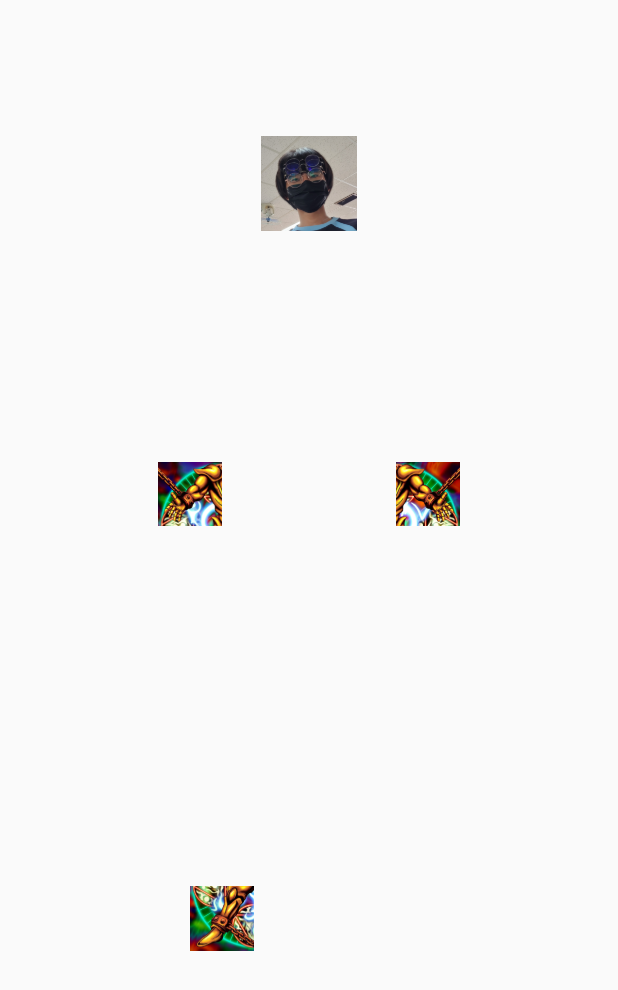
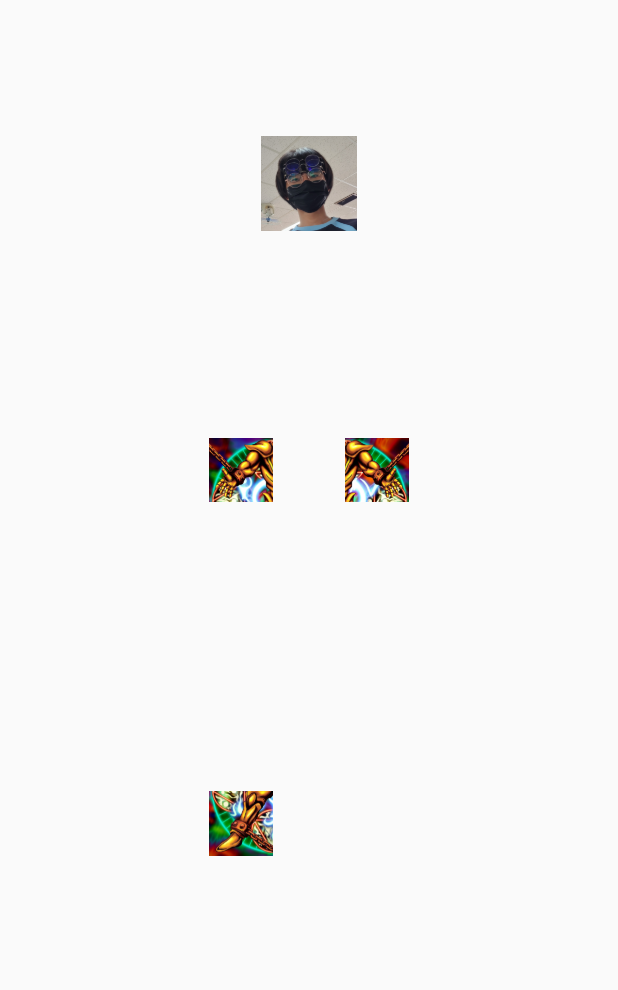
Before and after one commit to Yoochanhong/Parts_Project, a Flutter app: the screen it shows after launch, on a phone screen of 412 x 824 dp. Shown: the top 990 px of the screen. Run offline on Flutter 3.47's test engine with Material 2 defaults, Android fonts, the phone set to English and light mode, and no system bars; our stand-ins replace flutter_screenutil.

Commit message:
:: Stack으로 더 깔끔하게 배치

```diff
--- a/lib/main.dart
+++ b/lib/main.dart
@@ -30,7 +30,12 @@ class MyHomePage extends StatelessWidget {
     return Scaffold(
       body: Container(
         child: Center(
+          child: Stack(
+            clipBehavior: Clip.none,
+            children: [
+              Center(
                 child: Column(
+                  mainAxisAlignment: MainAxisAlignment.start,
                   children: [
                     TextButton(
                       onPressed: () {
@@ -46,10 +51,13 @@ class MyHomePage extends StatelessWidget {
                         image: AssetImage('assets/head.png'),
                       ),
                     ),
-              Row(
-                mainAxisAlignment: MainAxisAlignment.spaceEvenly,
-                children: [
-                  TextButton(
+                  ],
+                ),
+              ),
+              Positioned(
+                left: 600.0.w,
+                top: 300.0.h,
+                child: TextButton(
                   onPressed: () {
                     launchURL(huibeom);
                   },
@@ -59,7 +67,11 @@ class MyHomePage extends StatelessWidget {
                     image: AssetImage('assets/leftarm.png'),
                   ),
                 ),
-                  TextButton(
+              ),
+              Positioned(
+                right: 600.0.w,
+                top: 300.0.h,
+                child: TextButton(
                   onPressed: () {
                     launchURL(sanggu);
                   },
@@ -73,14 +85,11 @@ class MyHomePage extends StatelessWidget {
                     image: AssetImage('assets/rightarm.png'),
                   ),
                 ),
-                ],
               ),
-              Padding(
-                padding: EdgeInsets.only(top: 150.0.h),
-                child: Row(
-                  mainAxisAlignment: MainAxisAlignment.spaceEvenly,
-                  children: [
-                    TextButton(
+              Positioned(
+                left: 600.0.w,
+                bottom: 250.0.h,
+                child: TextButton(
                   onPressed: () {
                     launchURL(gyuha);
                   },
@@ -94,6 +103,7 @@ class MyHomePage extends StatelessWidget {
                     image: AssetImage('assets/leftleg.png'),
                   ),
                 ),
+              ),
               Image(
                 width: 1.0.w,
                 height: 1.0.h,
@@ -102,9 +112,6 @@ class MyHomePage extends StatelessWidget {
             ],
           ),
         ),
-            ],
-          ),
-        ),
       ),
     );
   }
```
Lines whose indentation alone changed are shown as unchanged.
